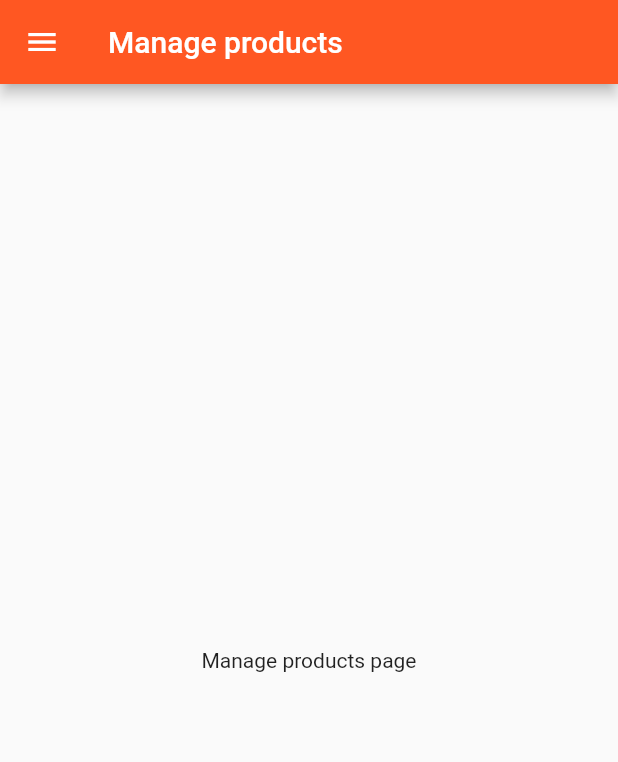
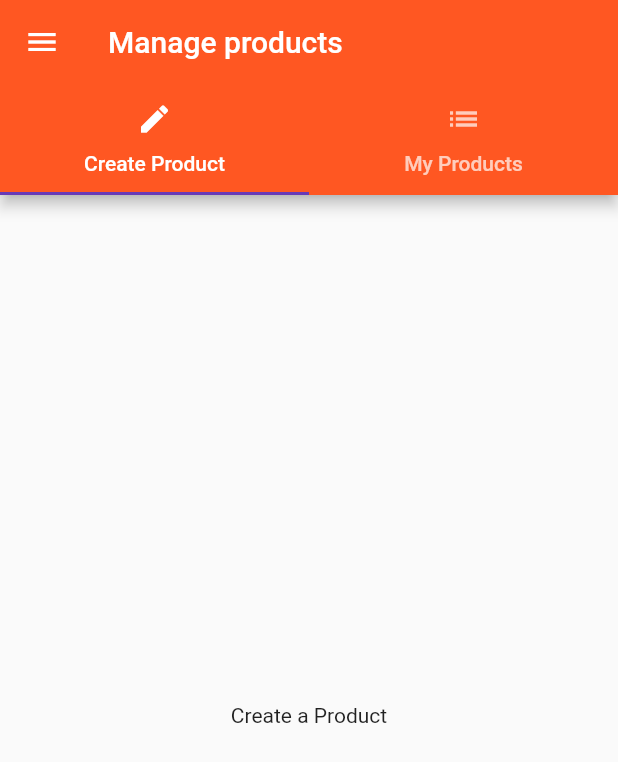
Before and after one commit to AdilHernandez91/flutter-products-app, a Flutter app: the ProductsPage screen opened directly, in the side drawer, after a tap on "Manage Products", on a phone screen of 412 x 824 dp. Shown: the top 762 px of the screen. Run offline on Flutter 3.47's test engine with Material 2 defaults, Android fonts, the phone set to English and light mode, and no system bars.

```diff
--- a/lib/pages/manage_products.dart
+++ b/lib/pages/manage_products.dart
@@ -1,11 +1,15 @@
 import 'package:flutter/material.dart';
 
 import './products.dart';
+import './product_create.dart';
+import './product_list.dart';
 
 class ManageProducts extends StatelessWidget {
   @override
   Widget build(BuildContext context) {
-    return Scaffold(
+    return DefaultTabController(
+      length: 2,
+      child: Scaffold(
         drawer: Drawer(
           child: Column(
             children: <Widget>[
@@ -26,9 +30,25 @@ class ManageProducts extends StatelessWidget {
         ),
         appBar: AppBar(
           title: Text('Manage products'),
+          bottom: TabBar(
+            tabs: <Widget>[
+              Tab(
+                text: 'Create Product',
+                icon: Icon(Icons.create),
               ),
-      body: Center(
-        child: Text('Manage products page'),
+              Tab(
+                text: 'My Products',
+                icon: Icon(Icons.list),
+              ),
+            ],
+          ),
+        ),
+        body: TabBarView(
+          children: <Widget>[
+            ProductCreatePage(),
+            ProductListPage(),
+          ],
+        ),
       ),
     );
   }
--- /dev/null
+++ b/lib/pages/product_create.dart
@@ -0,0 +1,8 @@
+import 'package:flutter/material.dart';
+
+class ProductCreatePage extends StatelessWidget {
+  @override
+  Widget build(BuildContext context) {
+    return Center(child: Text('Create a Product'),);
+  }
+}
--- a/lib/pages/products.dart
+++ b/lib/pages/products.dart
@@ -17,9 +17,7 @@ class ProductsPage extends StatelessWidget {
               ListTile(
                 title: Text('Manage Products'),
                 onTap: () {
-                  Navigator.pushReplacement(context, MaterialPageRoute(
-                    builder: (BuildContext context) => ManageProducts(),
-                  ));
+                  Navigator.pushReplacementNamed(context, '/admin');
                 },
               ),
             ],
--- a/lib/products.dart
+++ b/lib/products.dart
@@ -23,10 +23,7 @@ class Products extends StatelessWidget {
                 child: Text('Details'),
                 onPressed: () => Navigator.push<bool>(
                       context,
-                      MaterialPageRoute(
-                        builder: (BuildContext context) => ProductPage(
-                            products[index]['title'], products[index]['image']),
-                      ),
+
                     ).then((bool value) {
                       if (value) deleteProduct(index);
                     }),
```
Also changed, not shown: lib/main.dart (+23 -2 lines), lib/pages/product_list.dart (added, +8 -0 lines). Lines whose indentation alone changed are shown as unchanged.
